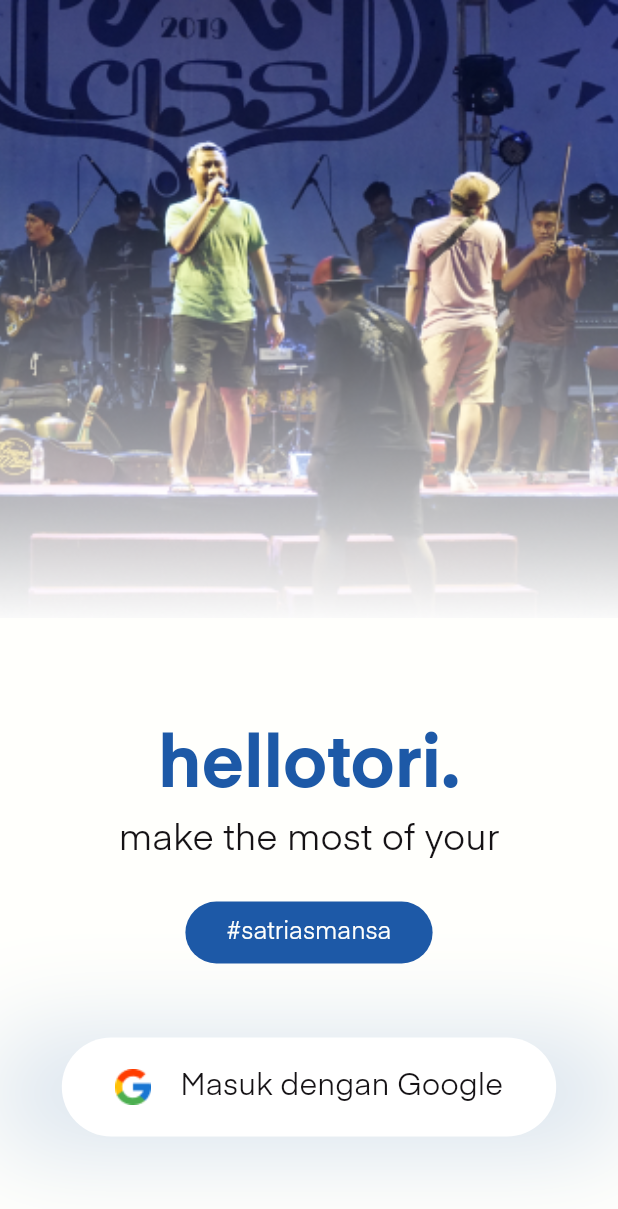
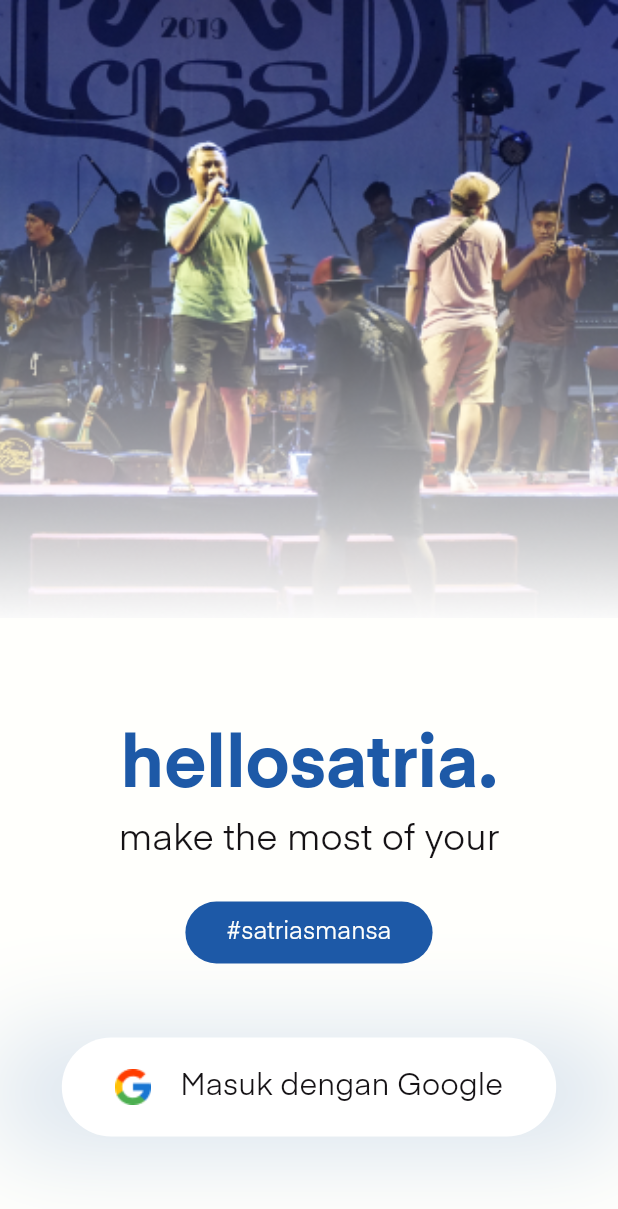
Before and after one commit to andre-nk/hellotori, a Flutter app: the AuthPage screen opened by its route, on a phone screen of 412 x 824 dp. Shown: the top 1209 px of the screen. Run offline on Flutter 3.47's test engine with Material 2 defaults, Android fonts, the phone set to English and light mode, and no system bars; our stand-ins replace animate_do, cloud_firestore, firebase_auth, firebase_core, firebase_storage, flutter_hex_color and 11 more; missing offline and left inert: youtube_plyr_iframe; accounts and stored records are empty; network calls fail.

Commit message:
:rocket: v1. Final Deployment

```diff
--- a/lib/views/authentication/auth_page.dart
+++ b/lib/views/authentication/auth_page.dart
@@ -42,7 +42,7 @@ class AuthPage extends ConsumerWidget {
                     mainAxisAlignment: MainAxisAlignment.center,
                     children: [
                       Font.out(
-                          title: "hellotori.",
+                          title: "hellosatria.",
                           fontSize: 48,
                           family: "EinaBold",
                           color: Palette.blueAccent),
--- a/lib/views/homepage/shop_item.dart
+++ b/lib/views/homepage/shop_item.dart
@@ -161,7 +161,7 @@ class _ShopItemState extends State<ShopItem> {
                     icon: Icon(Icons.share, color: Palette.black),
                     onPressed: (){
                       Share.share(
-                        "Hai Satria SMANSA! Yuk kepon merchandise official hasil karya satria SMANSA: ${item[widget.index].title}, hanya di aplikasi Hellotori!"
+                        "Hai Satria SMANSA! Yuk kepon merchandise official hasil karya Satria SMANSA: ${item[widget.index].title}, hanya di aplikasi hellosatria!"
                       );
                     },
                   )
```
Also changed, not shown: assets/auth_gradient.png (deleted), assets/classic_show_1.png (deleted), assets/splash.png, 17 other files.
